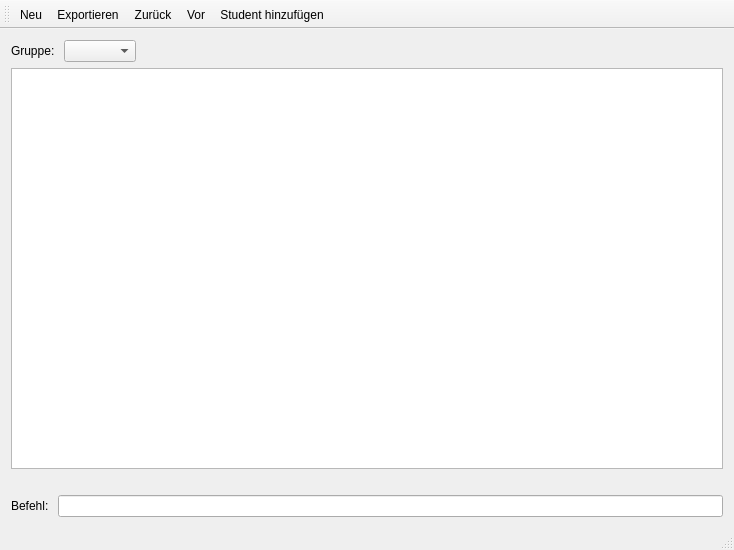
Old version of the form mainwindow.ui in the repository jakobkogler/pk-tool.
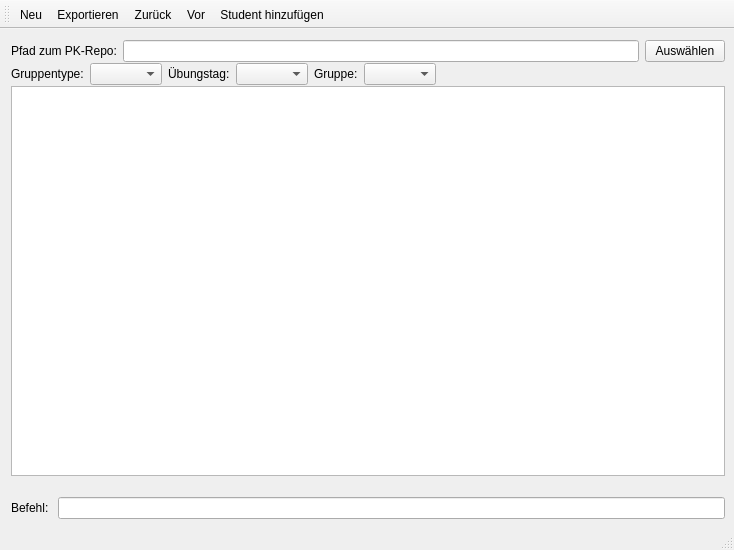
New version of the form.

Commit message: Read group data from pk-repo files

```diff
--- a/mainwindow.ui
+++ b/mainwindow.ui
@@ -14,18 +14,68 @@
    <string>PK Übungstool</string>
   </property>
   <widget class="QWidget" name="centralWidget">
-   <layout class="QVBoxLayout" name="verticalLayout">
+   <layout class="QVBoxLayout" name="verticalLayout" stretch="1,1,100,2">
+    <property name="spacing">
+     <number>1</number>
+    </property>
+    <property name="rightMargin">
+     <number>9</number>
+    </property>
+    <property name="bottomMargin">
+     <number>9</number>
+    </property>
     <item>
      <layout class="QHBoxLayout" name="horizontalLayout">
       <item>
        <widget class="QLabel" name="label">
         <property name="text">
-         <string>Gruppe: </string>
+         <string>Pfad zum PK-Repo:</string>
         </property>
        </widget>
       </item>
       <item>
-       <widget class="QComboBox" name="files_combobox">
+       <widget class="QLineEdit" name="line_edit_repo_path"/>
+      </item>
+      <item>
+       <widget class="QPushButton" name="button_select_repo_path">
+        <property name="text">
+         <string>Auswählen</string>
+        </property>
+       </widget>
+      </item>
+     </layout>
+    </item>
+    <item>
+     <layout class="QHBoxLayout" name="horizontalLayout_2">
+      <item>
+       <widget class="QLabel" name="label_group_type">
+        <property name="text">
+         <string>Gruppentype:</string>
+        </property>
+       </widget>
+      </item>
+      <item>
+       <widget class="QComboBox" name="group_type_combobox"/>
+      </item>
+      <item>
+       <widget class="QLabel" name="label_day">
+        <property name="text">
+         <string>Übungstag:</string>
+        </property>
+       </widget>
+      </item>
+      <item>
+       <widget class="QComboBox" name="group_day_combobox"/>
+      </item>
+      <item>
+       <widget class="QLabel" name="label_group">
+        <property name="text">
+         <string>Gruppe:</string>
+        </property>
+       </widget>
+      </item>
+      <item>
+       <widget class="QComboBox" name="group_combobox">
         <property name="focusPolicy">
          <enum>Qt::WheelFocus</enum>
         </property>
```
Left out of the diff: 2 changed lines with no effect on the pictures. The commit also changes 2 other files.
